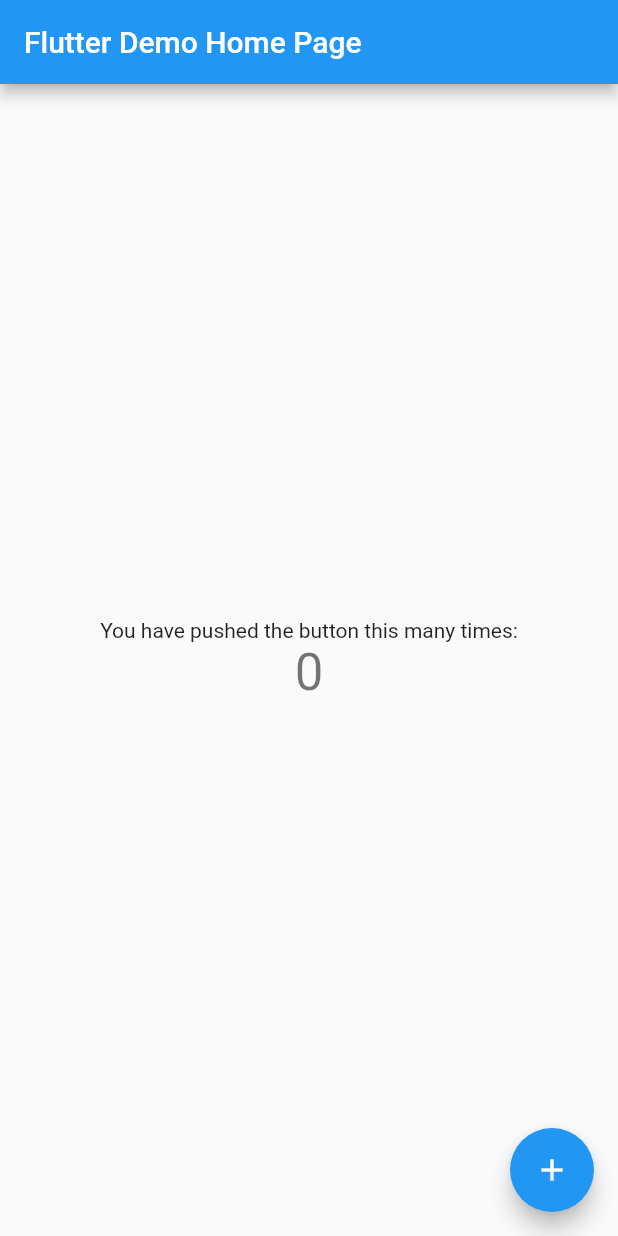
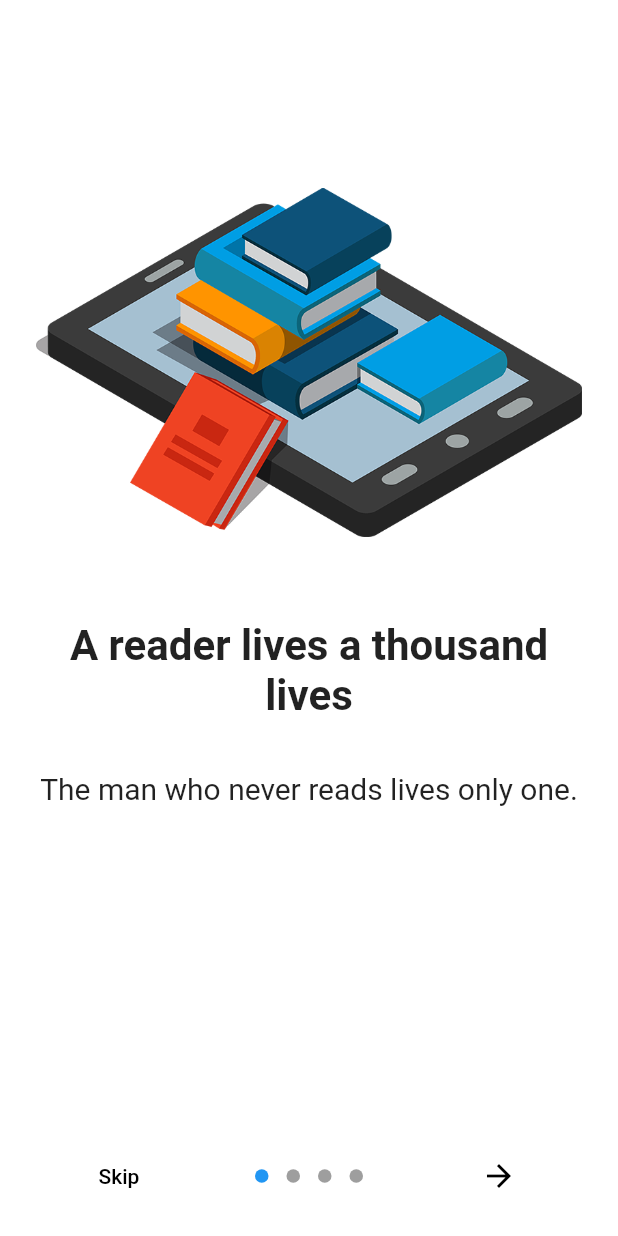
Before and after one commit to TusharSSurve/Flutter-Useful-Widgets-And-Plugins, a Flutter app: the screen it shows after launch, on a phone screen of 412 x 824 dp. Run offline on Flutter 3.47's test engine with Material 2 defaults, Android fonts, the phone set to English and light mode, and no system bars; drawn by our look-alikes of introduction_screen; our stand-ins replace flutter_speed_dial, shared_preferences; missing offline and left inert: scratcher.

Commit message:
Sample OnBoarding Screen

```diff
--- a/onboarding_screen/lib/main.dart
+++ b/onboarding_screen/lib/main.dart
@@ -1,113 +1,112 @@
 import 'package:flutter/material.dart';
+import 'package:introduction_screen/introduction_screen.dart';
+import 'package:shared_preferences/shared_preferences.dart';
 
-void main() {
+int initScreen;
+Future<void> main() async {
+  WidgetsFlutterBinding.ensureInitialized();
+  SharedPreferences prefs = await SharedPreferences.getInstance();
+  initScreen = await prefs.getInt("initScreen");
+  await prefs.setInt("initScreen", 1);
   runApp(MyApp());
 }
 
 class MyApp extends StatelessWidget {
-  // This widget is the root of your application.
   @override
   Widget build(BuildContext context) {
     return MaterialApp(
-      title: 'Flutter Demo',
-      theme: ThemeData(
-        // This is the theme of your application.
-        //
-        // Try running your application with "flutter run". You'll see the
-        // application has a blue toolbar. Then, without quitting the app, try
-        // changing the primarySwatch below to Colors.green and then invoke
-        // "hot reload" (press "r" in the console where you ran "flutter run",
-        // or simply save your changes to "hot reload" in a Flutter IDE).
-        // Notice that the counter didn't reset back to zero; the application
-        // is not restarted.
-        primarySwatch: Colors.blue,
-      ),
-      home: MyHomePage(title: 'Flutter Demo Home Page'),
+      title: 'OnBoarding Screen Demo',
+      initialRoute: initScreen == 0 || initScreen == null ? "first" : "/",
+      routes: {
+        '/': (context) => Home(),
+        "first": (context) => OnBoardingScreen(),
+      },
+      debugShowCheckedModeBanner: false,
     );
   }
 }
 
-class MyHomePage extends StatefulWidget {
-  MyHomePage({Key key, this.title}) : super(key: key);
-
-  // This widget is the home page of your application. It is stateful, meaning
-  // that it has a State object (defined below) that contains fields that affect
-  // how it looks.
-
-  // This class is the configuration for the state. It holds the values (in this
-  // case the title) provided by the parent (in this case the App widget) and
-  // used by the build method of the State. Fields in a Widget subclass are
-  // always marked "final".
-
-  final String title;
-
-  @override
-  _MyHomePageState createState() => _MyHomePageState();
-}
-
-class _MyHomePageState extends State<MyHomePage> {
-  int _counter = 0;
-
-  void _incrementCounter() {
-    setState(() {
-      // This call to setState tells the Flutter framework that something has
-      // changed in this State, which causes it to rerun the build method below
-      // so that the display can reflect the updated values. If we changed
-      // _counter without calling setState(), then the build method would not be
-      // called again, and so nothing would appear to happen.
-      _counter++;
-    });
-  }
-
+class OnBoardingScreen extends StatelessWidget {
   @override
   Widget build(BuildContext context) {
-    // This method is rerun every time setState is called, for instance as done
-    // by the _incrementCounter method above.
-    //
-    // The Flutter framework has been optimized to make rerunning build methods
-    // fast, so that you can just rebuild anything that needs updating rather
-    // than having to individually change instances of widgets.
-    return Scaffold(
-      appBar: AppBar(
-        // Here we take the value from the MyHomePage object that was created by
-        // the App.build method, and use it to set our appbar title.
-        title: Text(widget.title),
-      ),
-      body: Center(
-        // Center is a layout widget. It takes a single child and positions it
-        // in the middle of the parent.
-        child: Column(
-          // Column is also a layout widget. It takes a list of children and
-          // arranges them vertically. By default, it sizes itself to fit its
-          // children horizontally, and tries to be as tall as its parent.
-          //
-          // Invoke "debug painting" (press "p" in the console, choose the
-          // "Toggle Debug Paint" action from the Flutter Inspector in Android
-          // Studio, or the "Toggle Debug Paint" command in Visual Studio Code)
-          // to see the wireframe for each widget.
-          //
-          // Column has various properties to control how it sizes itself and
-          // how it positions its children. Here we use mainAxisAlignment to
-          // center the children vertically; the main axis here is the vertical
-          // axis because Columns are vertical (the cross axis would be
-          // horizontal).
-          mainAxisAlignment: MainAxisAlignment.center,
-          children: <Widget>[
-            Text(
-              'You have pushed the button this many times:',
-            ),
-            Text(
-              '$_counter',
-              style: Theme.of(context).textTheme.headline4,
-            ),
-          ],
+    return SafeArea(
+      child: IntroductionScreen(
+        pages: [
+          PageViewModel(
+              title: 'A reader lives a thousand lives',
+              body: 'The man who never reads lives only one.',
+              image: Image.asset('assets/images/ebook.png'),
+              decoration: PageDecoration(
+                  titleTextStyle:
+                      TextStyle(fontSize: 28, fontWeight: FontWeight.bold),
+                  bodyTextStyle: TextStyle(fontSize: 20),
+                  descriptionPadding: EdgeInsets.all(10).copyWith(bottom: 0),
+                  imagePadding: EdgeInsets.all(24),
+                  pageColor: Colors.white)),
+          PageViewModel(
+              title: 'Featured Books',
+              body: 'Available right at your fingerprints',
+              image: Image.asset('assets/images/readingbook.png'),
+              decoration: PageDecoration(
+                  titleTextStyle:
+                      TextStyle(fontSize: 28, fontWeight: FontWeight.bold),
+                  bodyTextStyle: TextStyle(fontSize: 20),
+                  descriptionPadding: EdgeInsets.all(16).copyWith(bottom: 0),
+                  imagePadding: EdgeInsets.all(24),
+                  pageColor: Colors.white)),
+          PageViewModel(
+              title: 'Simple UI',
+              body: 'For enhanced reading experience',
+              image: Image.asset('assets/images/manthumbs.png'),
+              decoration: PageDecoration(
+                  titleTextStyle:
+                      TextStyle(fontSize: 28, fontWeight: FontWeight.bold),
+                  bodyTextStyle: TextStyle(fontSize: 20),
+                  descriptionPadding: EdgeInsets.all(16).copyWith(bottom: 0),
+                  imagePadding: EdgeInsets.all(24),
+                  pageColor: Colors.white)),
+          PageViewModel(
+              title: 'Today a reader, tomorrow a leader',
+              body: 'Start your journey',
+              image: Image.asset('assets/images/learn.png'),
+              decoration: PageDecoration(
+                  titleTextStyle:
+                      TextStyle(fontSize: 28, fontWeight: FontWeight.bold),
+                  bodyTextStyle: TextStyle(fontSize: 20),
+                  descriptionPadding: EdgeInsets.all(16).copyWith(bottom: 0),
+                  imagePadding: EdgeInsets.all(24),
+                  pageColor: Colors.white)),
+        ],
+        done: Text(
+          'Read',
+          style: TextStyle(fontWeight: FontWeight.bold),
+        ),
+        onDone: () {
+          Navigator.of(context)
+              .pushReplacement(MaterialPageRoute(builder: (_) => Home()));
+        },
+        doneColor: Colors.black,
+        skipColor: Colors.black,
+        nextColor: Colors.black,
+        showNextButton: true,
+        next: Icon(Icons.arrow_forward),
+        skip: Text('Skip'),
+        showSkipButton: true,
+        dotsDecorator: DotsDecorator(
+          color: Colors.grey,
         ),
       ),
-      floatingActionButton: FloatingActionButton(
-        onPressed: _incrementCounter,
-        tooltip: 'Increment',
-        child: Icon(Icons.add),
-      ), // This trailing comma makes auto-formatting nicer for build methods.
     );
   }
 }
+
+class Home extends StatelessWidget {
+  @override
+  Widget build(BuildContext context) {
+    return Scaffold(
+      body: Center(
+        child: Text('Hello there'),
+      ),
+    );
+  }
+}
```
Also changed, not shown: onboarding_screen/pubspec.yaml (+7 -4 lines), onboarding_screen/assets/images/ebook.png (added), onboarding_screen/assets/images/learn.png (added), onboarding_screen/assets/images/manthumbs.png (added), onboarding_screen/assets/images/readingbook.png (added), onboarding_screen/pubspec.lock.
